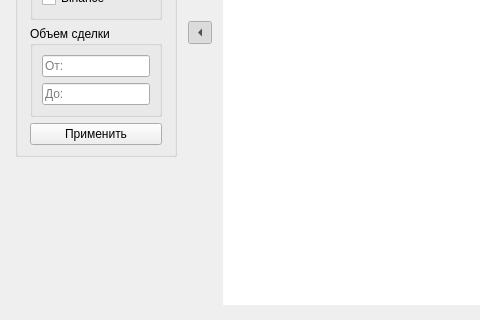
The window that client/mainwindow.ui (ttema4/p2p-app) describes before a commit, drawn with Qt 5; both pictures show x 0 to 480 and y 280 to 600 of the 910 by 600 pixel window.
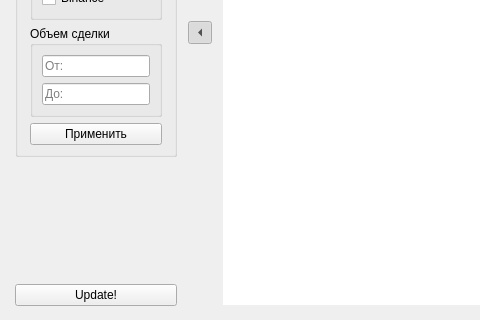
The same window after the commit.

Diff of the .ui file:
```diff
--- a/client/mainwindow.ui
+++ b/client/mainwindow.ui
@@ -2,6 +2,9 @@
 <ui version="4.0">
  <class>MainWindow</class>
  <widget class="QMainWindow" name="MainWindow">
+  <property name="enabled">
+   <bool>true</bool>
+  </property>
   <property name="geometry">
    <rect>
     <x>0</x>
@@ -260,6 +263,13 @@
             </property>
            </spacer>
           </item>
+          <item>
+           <widget class="QPushButton" name="pushButton_2">
+            <property name="text">
+             <string>Update!</string>
+            </property>
+           </widget>
+          </item>
          </layout>
         </widget>
        </item>
```
